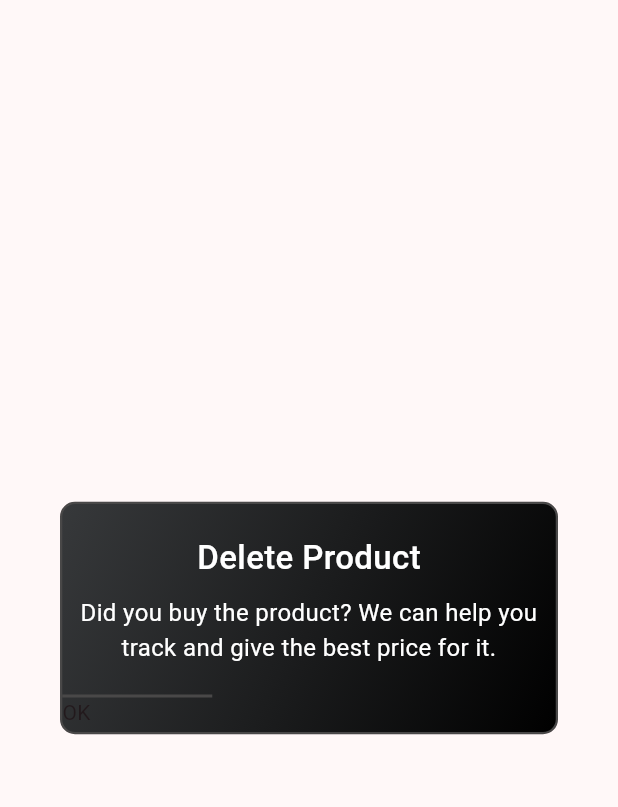
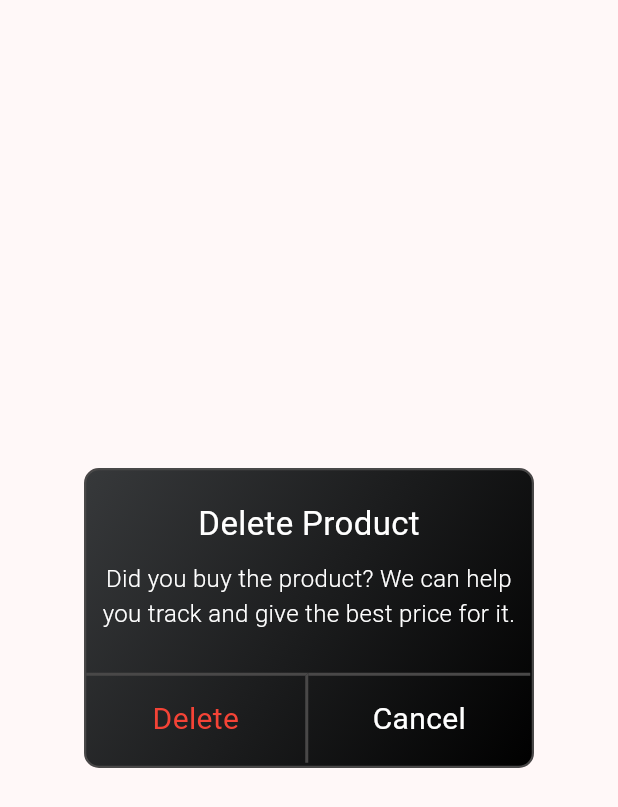
Before and after one commit to MizuHorizon/Wish, a Flutter app: the GradientDialog widget shown alone on an empty page, opened directly with empty values, on a phone screen of 412 x 824 dp. Shown: the top 807 px of the screen. Run offline on Flutter 3.47's test engine with Material 3 defaults, Android fonts, the phone set to English and light mode, and no system bars; our stand-ins replace cached_network_image, country_picker, dio, firebase_auth, firebase_core, flutter_riverpod and 6 more; missing offline and left inert: dart:ffi; accounts and stored records are empty.

Commit message:
added delete dialogue

```diff
--- a/lib/src/constants.dart
+++ b/lib/src/constants.dart
@@ -13,3 +13,4 @@ class AppColors {
 }
 
 const String baseUrl = "http://10.0.2.2:4000/api/v1/";
+//const String baseUrl = "http://192.168.10.90:4000/api/v1/";
--- a/lib/src/wish/presentation/Screens/Product.dart
+++ b/lib/src/wish/presentation/Screens/Product.dart
@@ -1,5 +1,6 @@
 import 'package:cached_network_image/cached_network_image.dart';
 import 'package:flutter/material.dart';
+import 'package:flutter_riverpod/flutter_riverpod.dart';
 import 'package:url_launcher/url_launcher.dart';
 import 'package:wish/src/constants.dart';
 import 'package:wish/src/wish/presentation/utils/custom_dialogueBox.dart';
@@ -33,6 +34,8 @@ class _ProductState extends State<ProductItem> {
       throw Exception('Could not launch $_url');
     }
   }
+
+  void deleteProduct(WidgetRef ref, String productId) async {}
 
   List<Widget> _genrateTags() {
     List<Widget> tags = [];
--- a/lib/src/wish/presentation/Screens/search_product.dart
+++ b/lib/src/wish/presentation/Screens/search_product.dart
@@ -81,7 +81,7 @@ class _SearchProductItemState extends State<SearchProductItem> {
               right: 8, // Adjust the right position of the button
               child: InkWell(
                 onTap: () {},
-                child: Icon(Icons.delete),
+                child: const Icon(Icons.delete),
               ),
             ),
           ],
--- a/lib/src/wish/presentation/utils/delete_dialogueBox.dart
+++ b/lib/src/wish/presentation/utils/delete_dialogueBox.dart
@@ -1,31 +1,36 @@
 import 'package:flutter/material.dart';
+import 'package:flutter_riverpod/flutter_riverpod.dart';
 import 'package:wish/src/constants.dart';
 
-class GradientDialog extends StatelessWidget {
+class GradientDialog extends ConsumerWidget {
   final String title;
   final String message;
   final Color color;
+  final String productId;
 
   const GradientDialog(
       {Key? key,
       required this.title,
       required this.message,
-      required this.color})
+      required this.color,
+      required this.productId})
       : super(key: key);
 
   @override
-  Widget build(BuildContext context) {
+  Widget build(BuildContext context, WidgetRef ref) {
     return Dialog(
       shape: RoundedRectangleBorder(
         borderRadius: BorderRadius.circular(10.0),
       ),
       child: Container(
+        width: 300,
+        height: 200,
         decoration: BoxDecoration(
           border: Border.all(
             color: AppColors.dividerColor,
             width: 1.5,
           ),
-          gradient: LinearGradient(
+          gradient: const LinearGradient(
             begin: Alignment.topLeft,
             end: Alignment.bottomRight,
             colors: [
@@ -46,33 +51,64 @@ class GradientDialog extends StatelessWidget {
                 style: TextStyle(
                   color: AppColors.appActiveColor,
                   fontSize: 22,
-                  fontWeight: FontWeight.w500,
+                  fontWeight: FontWeight.w400,
                 ),
               ),
               const SizedBox(height: 10),
-              const Text(
+              Container(
+                padding: const EdgeInsets.only(left: 10, right: 10),
+                child: const Text(
                   "Did you buy the product? We can help you track and give the best price for it.",
                   style: TextStyle(
                       color: Colors.white,
                       fontSize: 16,
-                ),
+                      fontWeight: FontWeight.w300),
                   textAlign: TextAlign.center,
                 ),
-              SizedBox(height: 20),
-
+              ),
+              const SizedBox(height: 28),
               Row(
                 mainAxisAlignment: MainAxisAlignment.start,
                 children: [
-                  Container(
-                    height: 25,
-                    width: 100,
+                  InkWell(
+                    onTap: () {},
+                    child: Container(
+                      height: 60,
+                      width: 148,
                       decoration: const BoxDecoration(
                           border: Border(
-                      top: BorderSide(width: 2, color: AppColors.dividerColor),
+                        top:
+                            BorderSide(width: 2, color: AppColors.dividerColor),
+                        right:
+                            BorderSide(width: 2, color: AppColors.dividerColor),
                       )),
-                    child: Text("OK"),
+                      child: const Center(
+                          child: Text(
+                        "Delete",
+                        style: TextStyle(color: Colors.red, fontSize: 20),
+                      )),
                     ),
-                  Container()
+                  ),
+                  InkWell(
+                    onTap: () {
+                      Navigator.of(context).pop(); // Close the dialog
+                    },
+                    child: Container(
+                      height: 60,
+                      width: 148,
+                      decoration: const BoxDecoration(
+                          border: Border(
+                        top:
+                            BorderSide(width: 2, color: AppColors.dividerColor),
+                      )),
+                      child: const Center(
+                          child: Text(
+                        "Cancel",
+                        style: TextStyle(
+                            color: AppColors.appActiveColor, fontSize: 20),
+                      )),
+                    ),
+                  ),
                 ],
               ),
             ],
@@ -83,8 +119,8 @@ class GradientDialog extends StatelessWidget {
   }
 }
 
-void showDeleteDialog(
-    BuildContext context, String title, String message, Color color) {
+void showDeleteDialog(BuildContext context, WidgetRef ref, String title,
+    String message, Color color, String productId) {
   showDialog(
     context: context,
     builder: (BuildContext context) {
@@ -92,6 +128,7 @@ void showDeleteDialog(
         title: title,
         message: message,
         color: color,
+        productId: productId,
       );
     },
   );
--- a/lib/src/wish/presentation/utils/tracked_product.dart
+++ b/lib/src/wish/presentation/utils/tracked_product.dart
@@ -83,7 +83,10 @@ class _TrackedProductItemState extends State<TrackedProductItem> {
               right: 8, // Adjust the right position of the button
               child: InkWell(
                 onTap: () {},
-                child: Icon(Icons.delete),
+                child: Icon(
+                  Icons.delete,
+                  color: AppColors.appBackgroundColor,
+                ),
               ),
             ),
           ],
```
Also changed, not shown: lib/src/wish/data/product_repository.dart (+23 -1 lines), lib/src/wish/presentation/Screens/Product_Screen.dart (+5 -2 lines), lib/src/wish/presentation/Screens/Tracker_Product_Screen.dart (+9 -4 lines), lib/src/wish/presentation/controllers/productController.dart (+12 -0 lines). Lines whose indentation alone changed are shown as unchanged.
